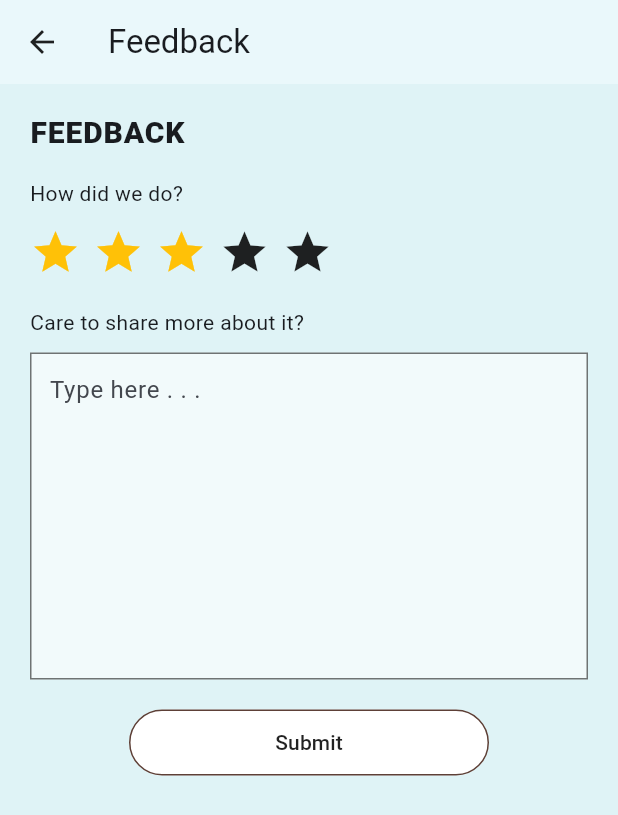
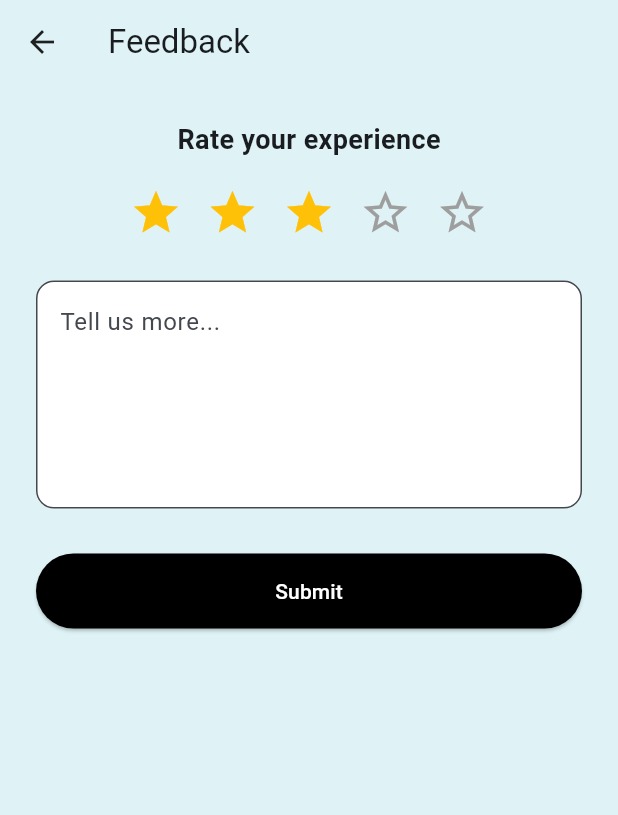
Before and after one commit to kenfutamata/HandyLingo, a Flutter app: the FeedbackPage screen opened directly, on a phone screen of 412 x 824 dp. Shown: the top 815 px of the screen. Run offline on Flutter 3.47's test engine with Material 3 defaults, Android fonts, the phone set to English and light mode, and no system bars; our stand-ins replace camera, flutter_dotenv, flutter_riverpod, flutter_svg, google_fonts, image_picker and 4 more; accounts and stored records are empty; project files that could hold a hidden picture were left out.

Commit message:
Feedbacks-mobile:okay

```diff
--- a/HandyLingoMobile/handylingo/lib/views/feedback_page.dart
+++ b/HandyLingoMobile/handylingo/lib/views/feedback_page.dart
@@ -1,113 +1,94 @@
 import 'package:flutter/material.dart';
+import 'package:flutter_riverpod/flutter_riverpod.dart';
+import 'package:handylingo/controller/FeedbackController.dart';
 
-class FeedbackPage extends StatefulWidget {
+class FeedbackPage extends ConsumerStatefulWidget {
   const FeedbackPage({super.key});
 
   @override
-  State<FeedbackPage> createState() => _FeedbackPageState();
+  ConsumerState<FeedbackPage> createState() => _FeedbackPageState();
 }
 
-class _FeedbackPageState extends State<FeedbackPage> {
+class _FeedbackPageState extends ConsumerState<FeedbackPage> {
   int _rating = 3;
   final TextEditingController _controller = TextEditingController();
 
-  @override
-  void dispose() {
-    _controller.dispose();
-    super.dispose();
+  Future<void> _handleSubmit() async {
+    final comment = _controller.text.trim();
+    if (comment.isEmpty) return;
+
+    // Use the notifier to submit
+    final success = await ref
+        .read(feedbackNotifierProvider.notifier)
+        .submitFeedback(rating: _rating, comment: comment);
+
+    if (mounted && success) {
+      ScaffoldMessenger.of(context).showSnackBar(
+        const SnackBar(content: Text('Feedback submitted!')),
+      );
+      _controller.clear();
+      setState(() => _rating = 3);
+    }
   }
 
   @override
   Widget build(BuildContext context) {
-    final bg = const Color(0xFFDFF3F6);
+    // Watch the state (AsyncValue)
+    final feedbackState = ref.watch(feedbackNotifierProvider);
+    final isLoading = feedbackState.isLoading;
+
     return Scaffold(
-      appBar: AppBar(title: const Text('Feedback')),
-      backgroundColor: bg,
-      body: SafeArea(
-        child: SingleChildScrollView(
-          padding: const EdgeInsets.symmetric(horizontal: 20, vertical: 18),
+      backgroundColor: const Color(0xFFDFF3F6),
+      appBar: AppBar(title: const Text('Feedback'), backgroundColor: Colors.transparent),
+      body: SingleChildScrollView(
+        padding: const EdgeInsets.all(24),
         child: Column(
-            crossAxisAlignment: CrossAxisAlignment.start,
           children: [
-              const Text(
-                'FEEDBACK',
-                style: TextStyle(
-                  fontWeight: FontWeight.w900,
-                  fontSize: 20,
-                  letterSpacing: 0.6,
-                ),
-              ),
-              const SizedBox(height: 16),
-              const Text('How did we do?'),
-              const SizedBox(height: 12),
+            const Text('Rate your experience', style: TextStyle(fontSize: 18, fontWeight: FontWeight.bold)),
+            const SizedBox(height: 10),
             Row(
+              mainAxisAlignment: MainAxisAlignment.center,
               children: List.generate(5, (index) {
-                  final i = index + 1;
-                  final selected = i <= _rating;
-                  return Padding(
-                    padding: const EdgeInsets.only(right: 8.0),
-                    child: GestureDetector(
-                      onTap: () => setState(() => _rating = i),
-                      child: Icon(
-                        Icons.star,
-                        size: 34,
-                        color: selected ? Colors.amber : Colors.black87,
-                      ),
+                return IconButton(
+                  onPressed: isLoading ? null : () => setState(() => _rating = index + 1),
+                  icon: Icon(
+                    index < _rating ? Icons.star : Icons.star_border,
+                    color: index < _rating ? Colors.amber : Colors.grey,
+                    size: 35,
                   ),
                 );
               }),
             ),
             const SizedBox(height: 20),
-              const Text('Care to share more about it?'),
-              const SizedBox(height: 10),
-              Container(
-                constraints: const BoxConstraints(minHeight: 180),
-                decoration: BoxDecoration(
-                  color: Colors.white.withOpacity(0.6),
-                  border: Border.all(color: Colors.black54),
-                ),
-                child: TextField(
+            TextField(
               controller: _controller,
-                  maxLines: null,
-                  minLines: 8,
-                  decoration: const InputDecoration(
-                    contentPadding: EdgeInsets.symmetric(
-                      horizontal: 12,
-                      vertical: 12,
-                    ),
-                    hintText: 'Type here . . .',
-                    border: InputBorder.none,
+              maxLines: 5,
+              enabled: !isLoading,
+              decoration: InputDecoration(
+                filled: true,
+                fillColor: Colors.white,
+                hintText: 'Tell us more...',
+                border: OutlineInputBorder(borderRadius: BorderRadius.circular(12)),
               ),
             ),
-              ),
-              const SizedBox(height: 20),
-              Center(
-                child: SizedBox(
-                  width: 240,
-                  height: 44,
-                  child: OutlinedButton(
-                    style: OutlinedButton.styleFrom(
-                      backgroundColor: Colors.white,
-                      side: BorderSide(color: Colors.brown.shade700, width: 1),
-                      shape: const StadiumBorder(),
-                    ),
-                    onPressed: () {
-                      final text = _controller.text.trim();
-                      ScaffoldMessenger.of(context).showSnackBar(
-                        SnackBar(content: Text('Thanks for your feedback.')),
-                      );
-                      // TODO: send feedback to backend
-                      setState(() => _controller.clear());
-                    },
-                    child: const Text(
-                      'Submit',
-                      style: TextStyle(color: Colors.black87),
+            const SizedBox(height: 30),
+            SizedBox(
+              width: double.infinity,
+              height: 50,
+              child: ElevatedButton(
+                style: ElevatedButton.styleFrom(backgroundColor: Colors.black),
+                onPressed: isLoading ? null : _handleSubmit,
+                child: isLoading
+                  ? const CircularProgressIndicator(color: Colors.white)
+                  : const Text('Submit', style: TextStyle(color: Colors.white)),
               ),
             ),
-                ),
+            if (feedbackState.hasError)
+              Padding(
+                padding: const EdgeInsets.only(top: 10),
+                child: Text('${feedbackState.error}', style: const TextStyle(color: Colors.red)),
               ),
           ],
-          ),
         ),
       ),
     );
--- a/HandyLingoMobile/handylingo/pubspec.yaml
+++ b/HandyLingoMobile/handylingo/pubspec.yaml
@@ -46,6 +46,7 @@ dependencies:
   # The following adds the Cupertino Icons font to your application.
   # Use with the CupertinoIcons class for iOS style icons.
   cupertino_icons: ^1.0.8
+  change_notifier: ^0.28.0
 
 dev_dependencies:
   flutter_test:
```
Also changed, not shown: HandyLingoMobile/handylingo/lib/controller/FeedbackController.dart (added, +43 -0 lines), HandyLingoMobile/handylingo/pubspec.lock. Lines whose indentation alone changed are shown as unchanged.
